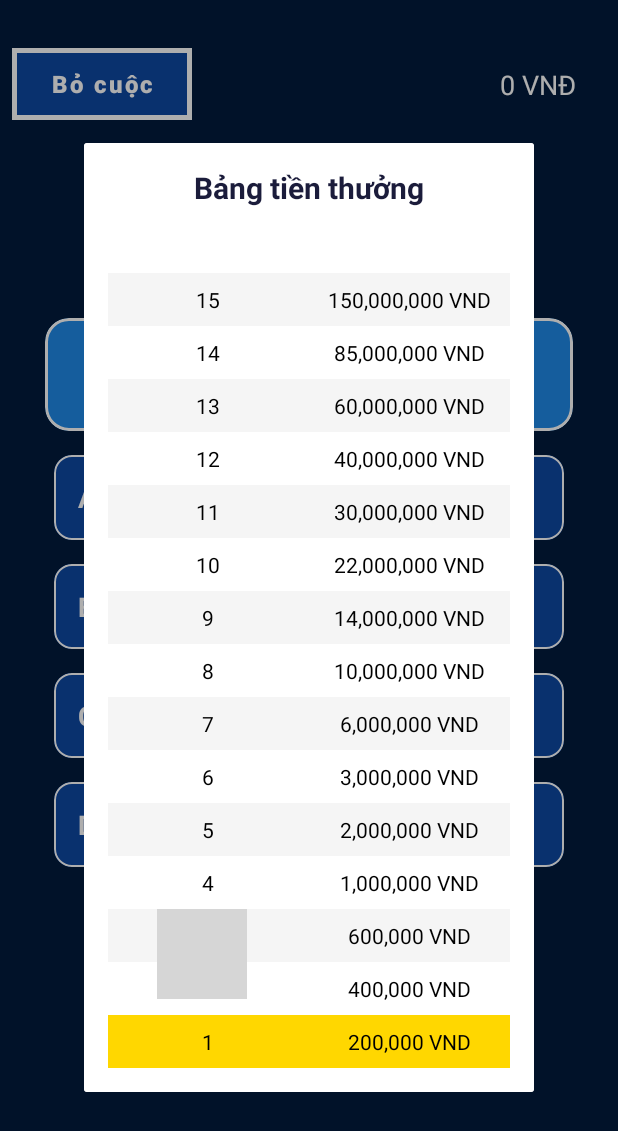
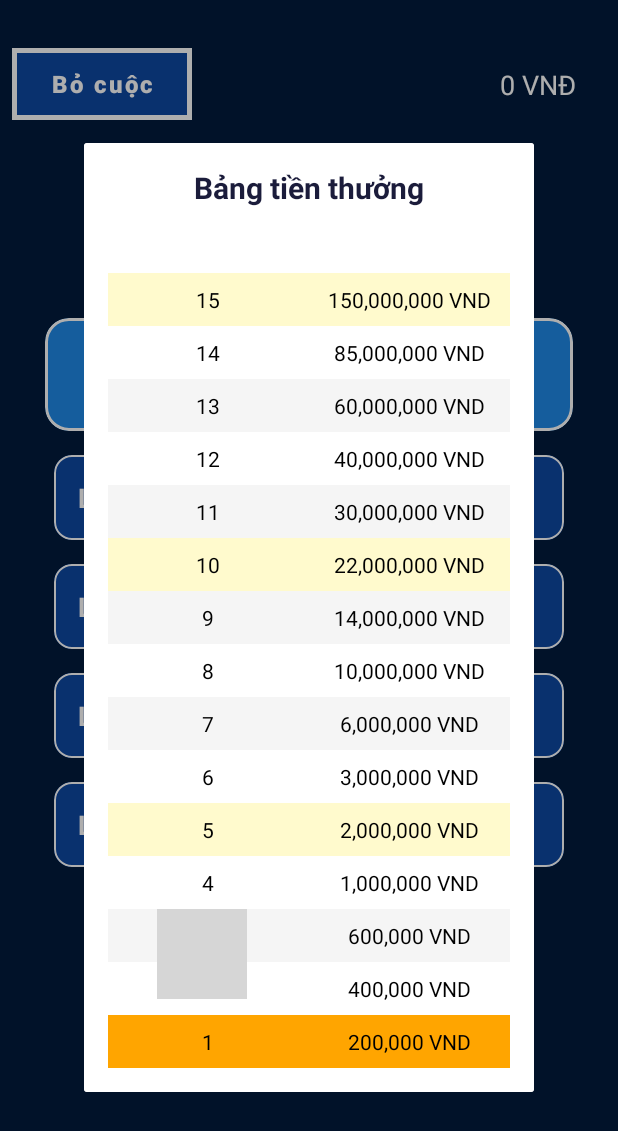
Before and after one commit to LoanPham129/quizApp, an Android app: the BasicQuiz screen opened directly, with no data from a screen before it, after a tap on "0 VNĐ", on a phone screen of 412 x 824 dp. Shown: the top 1131 px of the screen. Run offline under Robolectric (Android 15) with nearby library versions, the phone set to English and light mode, and no system bars; our stand-ins replace Firebase (no records; nobody signed in at launch, a user with empty details on screens opened directly); 5 statements that could not run were skipped; grey boxes are pictures that could not be loaded.

Commit message:
moc an toan

```diff
--- a/app/src/main/java/com/example/quizapp_main/BasicQuiz.java
+++ b/app/src/main/java/com/example/quizapp_main/BasicQuiz.java
@@ -51,6 +51,23 @@ public class BasicQuiz extends AppCompatActivity {
     int correct = 0;
     int wrong = 0;
     int totalMoney = 0;
+    int[][] rewards = {
+            {15, 150000000},
+            {14, 85000000},
+            {13, 60000000},
+            {12, 40000000},
+            {11, 30000000},
+            {10, 22000000},
+            {9, 14000000},
+            {8, 10000000},
+            {7, 6000000},
+            {6, 3000000},
+            {5, 2000000},
+            {4, 1000000},
+            {3, 600000},
+            {2, 400000},
+            {1, 200000}
+    };
     TextView questionNumberText;
     @Override
     protected void onCreate(Bundle savedInstanceState) {
@@ -276,27 +293,33 @@ public class BasicQuiz extends AppCompatActivity {
     }
 
     private void handleAnswerClick(View v, String selectedAnswer) {
-        // Kiểm tra câu trả lời đúng hay sai
-        if (selectedAnswer.equals(questionItems.get(currentQuestion).getCorrect())) {
+        // Đổi màu đáp án được chọn thành màu xám/tạm thời
+        v.setBackgroundColor(Color.parseColor("#FFA500"));
+        if (v instanceof TextView) {
+            ((TextView) v).setTextColor(Color.BLACK);
+        }
+
+        // Delay 1s để hiển thị đáp án người chọn, sau đó xử lý tiếp
+        new Handler().postDelayed(() -> {
+            String correctAnswer = questionItems.get(currentQuestion).getCorrect();
+
+            // Nếu đúng
+            if (selectedAnswer.equals(correctAnswer)) {
                 correct++;
                 v.setBackgroundResource(R.color.green);
 
-            // Cộng số tiền thưởng vào tổng số tiền
                 int reward = getRewardForQuestion(currentQuestion);
                 totalMoney = reward;
 
-            // Cập nhật TextView hiển thị số tiền
                 TextView tvMoney = findViewById(R.id.currentMoney);
                 tvMoney.setText(formatMoney(totalMoney));
 
                 if (currentQuestion < questionItems.size() - 1) {
-                Handler handler = new Handler();
-                handler.postDelayed(() -> {
+                    new Handler().postDelayed(() -> {
                         currentQuestion++;
                         setQuestionScreen(currentQuestion);
                     }, 500);
                 } else {
-                // Nếu là câu cuối cùng và trả lời đúng
                     new Handler().postDelayed(() -> {
                         Intent intent = new Intent(BasicQuiz.this, ResultActivity.class);
                         intent.putExtra("correct", correct);
@@ -308,18 +331,26 @@ public class BasicQuiz extends AppCompatActivity {
                 }
             } else {
                 wrong++;
-            v.setBackgroundResource(R.color.red);
+                v.setBackgroundResource(R.color.red); // Đáp án chọn sai
 
-            // Nếu trả lời sai, hiển thị đáp án đúng rồi kết thúc
-            showCorrectAnswerAndFinish();
+                // Cập nhật số tiền theo mốc an toàn đã vượt qua
+                totalMoney = getSafeMoney(currentQuestion - 1); // -1 vì vừa trả lời sai
+
+                TextView tvMoney = findViewById(R.id.currentMoney);
+                tvMoney.setText(formatMoney(totalMoney));
+
+                showCorrectAnswerAndFinish(); // sẽ delay thêm 1s ở trong hàm này
+            }
+        }, 1500);
+    }
+    private int getSafeMoney(int questionIndex) {
+        // Các mốc an toàn: câu 5, 10, 15 tương ứng index: 4, 9, 14
+        if (questionIndex >= 14) return 150000000; // câu 15 đúng
+        else if (questionIndex >= 9) return 22000000; // đến câu 10
+        else if (questionIndex >= 4) return 2000000; // đến câu 5
+        else return 0; // chưa qua mốc nào
     }
 
-        // Kiểm tra xem v có phải là Button không và nếu có thì cast nó
-        if (v instanceof Button) {
-            Button button = (Button) v;
-            button.setTextColor(ResourcesCompat.getColor(getResources(), R.color.white, null));
-        }
-    }
 
     private void loadHardQuestions(DatabaseReference dbRef) {
         dbRef.child("hardquestion").addListenerForSingleValueEvent(new ValueEventListener() {
@@ -437,26 +468,6 @@ public class BasicQuiz extends AppCompatActivity {
     private void showRewardTable() {
     final Dialog dialog = new Dialog(this);
     dialog.setContentView(R.layout.reward_table);
-
-        // Lấy dữ liệu tiền thưởng (có thể thay bằng dữ liệu thực)
-        int[][] rewards = {
-                {15, 150000000},
-                {14, 85000000},
-                {13, 60000000},
-                {12, 40000000},
-                {11, 30000000},
-                {10, 22000000},
-                {9, 14000000},
-                {8, 10000000},
-                {7, 6000000},
-                {6, 3000000},
-                {5, 2000000},
-                {4, 1000000},
-                {3, 600000},
-                {2, 400000},
-                {1, 200000}
-        };
-
     TableLayout table = dialog.findViewById(R.id.reward_table);
 
     // Thêm tiêu đề
@@ -465,20 +476,32 @@ public class BasicQuiz extends AppCompatActivity {
     addTableCell(headerRow, "Tiền thưởng", true);
     table.addView(headerRow);
 
-        // Thêm các hàng dữ liệu
     for (int i = 0; i < rewards.length; i++) {
         TableRow row = new TableRow(this);
 
-            // Highlight dòng hiện tại (currentQuestion + 1 vì index bắt đầu từ 0)
-            if ((rewards.length - i) == currentQuestion + 1) {
-                row.setBackgroundColor(Color.parseColor("#FFD700")); // Màu vàng
-            } else if (i % 2 == 0) {
-                row.setBackgroundColor(Color.parseColor("#F5F5F5")); // Màu xám nhạt
+        int questionNumber = rewards[i][0];
+        int displayIndex = rewards.length - i; // 15 → 1
+
+        // ✅ Nếu là mốc hiện tại → tô đậm nền cam
+        if (displayIndex == currentQuestion + 1) {
+            row.setBackgroundColor(Color.parseColor("#FFA500")); // Màu cam
+        }
+        // ✅ Nếu là mốc 15 và đã đạt đến → tô xanh
+        else if (questionNumber == 15 && currentQuestion == 14) {
+            row.setBackgroundColor(Color.parseColor("#32CD32")); // Màu xanh lá
+        }
+        // ✅ Nếu là mốc an toàn (5, 10, 15) → tô vàng
+        else if (questionNumber == 5 || questionNumber == 10 || questionNumber == 15) {
+            row.setBackgroundColor(Color.parseColor("#FFFACD")); // Màu vàng nhạt (LemonChiffon)
+        }
+        // Các dòng xen kẽ màu xám trắng
+        else if (i % 2 == 0) {
+            row.setBackgroundColor(Color.parseColor("#F5F5F5")); // Xám nhạt
         } else {
             row.setBackgroundColor(Color.WHITE);
         }
 
-            addTableCell(row, String.valueOf(rewards[i][0]), false);
+        addTableCell(row, String.valueOf(questionNumber), false);
         addTableCell(row, formatMoney(rewards[i][1]), false);
         table.addView(row);
     }
@@ -513,24 +536,6 @@ public class BasicQuiz extends AppCompatActivity {
         return String.format("%,d", amount) + " VND";
     }
     private int getRewardForQuestion(int questionIndex) {
-        int[][] rewards = {
-                {15, 150000000},
-                {14, 85000000},
-                {13, 60000000},
-                {12, 40000000},
-                {11, 30000000},
-                {10, 22000000},
-                {9, 14000000},
-                {8, 10000000},
-                {7, 6000000},
-                {6, 3000000},
-                {5, 2000000},
-                {4, 1000000},
-                {3, 600000},
-                {2, 400000},
-                {1, 200000}
-        };
-
         // Tính toán chỉ số trong bảng phần thưởng (15 câu hỏi, index bắt đầu từ 0)
         int rewardIndex = 15 - (questionIndex + 1); // Cộng 1 vì questionIndex bắt đầu từ 0
 
@@ -563,11 +568,8 @@ public class BasicQuiz extends AppCompatActivity {
             intent.putExtra("totalMoney", totalMoney);
             startActivity(intent);
             finish();
-        }, 1000);
+        }, 1500);
     }
-
-
-
 
 
     @Override
--- a/app/src/main/res/layout/activity_basic_quiz.xml
+++ b/app/src/main/res/layout/activity_basic_quiz.xml
@@ -102,7 +102,7 @@
                 android:layout_height="wrap_content"
                 android:gravity="center"
                 android:padding="24dp"
-                android:text="Câu hỏi sẽ hiển thị ở đây?"
+                android:text="Loading....."
                 android:textColor="#FFFFFF"
                 android:textSize="20sp"
                 android:textStyle="bold" />
@@ -124,7 +124,7 @@
                 android:layout_width="340dp"
                 android:layout_height="wrap_content"
                 android:padding="16dp"
-                android:text="A. Đáp án A"
+                android:text="Loading....."
                 android:textColor="#FFFFFF"
                 android:textSize="18sp"
                 android:textStyle="bold" />
@@ -145,7 +145,7 @@
                 android:layout_width="match_parent"
                 android:layout_height="wrap_content"
                 android:padding="16dp"
-                android:text="B. Đáp án B"
+                android:text="Loading....."
                 android:textColor="#FFFFFF"
                 android:textSize="18sp"
                 android:textStyle="bold" />
@@ -166,7 +166,7 @@
                 android:layout_width="match_parent"
                 android:layout_height="wrap_content"
                 android:padding="16dp"
-                android:text="C. Đáp án C"
+                android:text="Loading....."
                 android:textColor="#FFFFFF"
                 android:textSize="18sp"
                 android:textStyle="bold" />
@@ -187,7 +187,7 @@
                 android:layout_width="match_parent"
                 android:layout_height="wrap_content"
                 android:padding="16dp"
-                android:text="D. Đáp án D"
+                android:text="Loading....."
                 android:textColor="#FFFFFF"
                 android:textSize="18sp"
                 android:textStyle="bold" />
```
Lines whose indentation alone changed are shown as unchanged.
